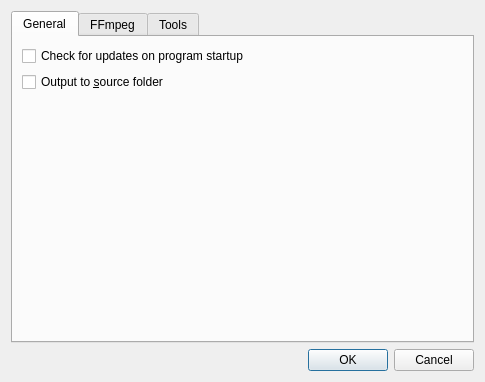
Old version of the form src/ui/optionsdialog.ui in the repository qwinff/qwinff.
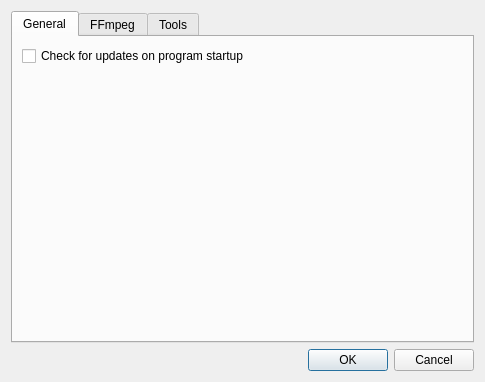
New version of the form.

Commit message: Remove "output to source folder" in OptionsDialog.

Patch:
```diff
--- a/src/ui/optionsdialog.ui
+++ b/src/ui/optionsdialog.ui
@@ -31,13 +31,6 @@
          </property>
         </widget>
        </item>
-       <item>
-        <widget class="QCheckBox" name="chkOutputToSrcDir">
-         <property name="text">
-          <string>Output to &amp;source folder</string>
-         </property>
-        </widget>
-       </item>
        <item>
         <spacer name="verticalSpacer">
          <property name="orientation">
```
Left out of the diff: 8 changed lines with no effect on the pictures. The commit also changes 1 other file.
